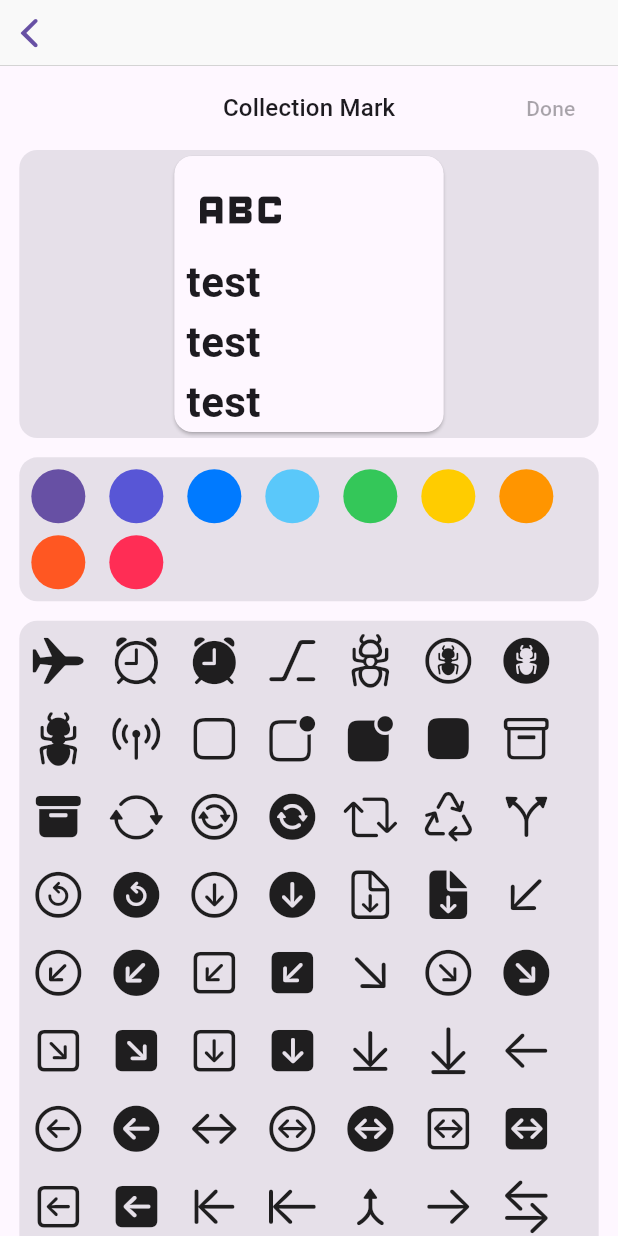
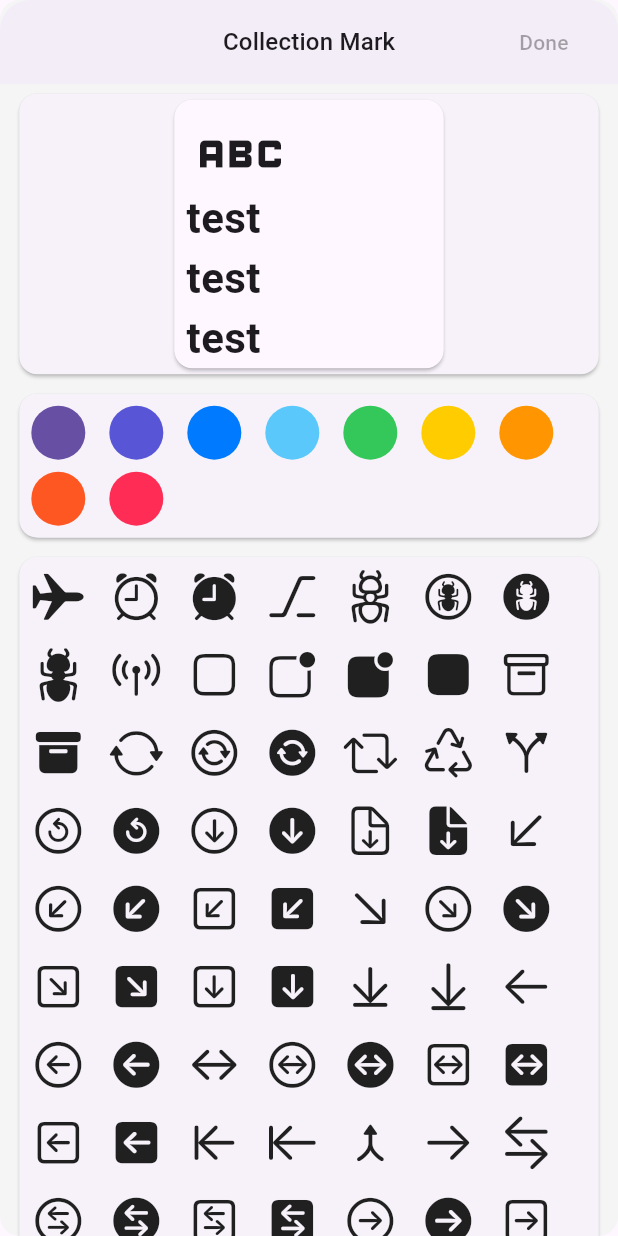
Before and after one commit to cia1099/ai_vocabulary, a Flutter app: the EditFlashcardSheet widget shown alone on an empty page, opened directly, on a phone screen of 412 x 824 dp. Run offline on Flutter 3.47's test engine with Material 3 defaults, Android fonts, the phone set to English and light mode, and no system bars; drawn by our look-alikes of flutter_platform_widgets; our stand-ins replace audioplayers, azlistview, dotted_line, fl_chart, flutter_spinkit, lottie and 2 more; missing offline and left inert: flutter_web_frame, record, sqlite3.

Commit message:
integrated edit collection bottom sheet

```diff
--- a/lib/bottom_sheet/edit_flashcard_sheet.dart
+++ b/lib/bottom_sheet/edit_flashcard_sheet.dart
@@ -23,24 +23,30 @@ class _EditFlashcardSheetState extends State<EditFlashcardSheet> {
     final hPadding = MediaQuery.of(context).size.width / 32;
     final colorScheme = Theme.of(context).colorScheme;
     color = colorScheme.surface.value;
-    return Scaffold(
-      appBar: const CupertinoNavigationBar(),
-      body: Padding(
-        padding: EdgeInsets.symmetric(horizontal: hPadding),
+    return CupertinoPopupSurface(
       child: SafeArea(
-          top: false,
         child: CustomScrollView(
           slivers: [
             SliverAppBar(
                 pinned: true,
                 floating: true,
                 snap: true,
-                  expandedHeight: 200 + kTextTabBarHeight,
+                expandedHeight: 200 + kToolbarHeight,
+                foregroundColor: colorScheme.primary,
+                backgroundColor: Colors.transparent,
                 flexibleSpace: Column(
                   children: [
                     Container(
                         height: kToolbarHeight,
-                          color: colorScheme.surface.withOpacity(.85),
+                        width: double.maxFinite,
+                        decoration: BoxDecoration(
+                            color:
+                                colorScheme.surfaceContainer.withOpacity(.95),
+                            // border: Border(
+                            //     top: BorderSide(color: colorScheme.shadow)),
+                            borderRadius: const BorderRadius.vertical(
+                              top: Radius.circular(kRadialReactionRadius),
+                            )),
                         child: Stack(
                           children: [
                             Center(
@@ -49,7 +55,7 @@ class _EditFlashcardSheetState extends State<EditFlashcardSheet> {
                               style: Theme.of(context).textTheme.titleMedium,
                             )),
                             Align(
-                                alignment: const Alignment(1, 0),
+                              alignment: const Alignment(.9, 0),
                               child: PlatformTextButton(
                                 padding: EdgeInsets.zero,
                                 material: (_, __) => MaterialTextButtonData(
@@ -66,9 +72,11 @@ class _EditFlashcardSheetState extends State<EditFlashcardSheet> {
                     Expanded(
                       child: SizedBox(
                         width: double.maxFinite,
-                          child: Card.filled(
-                            margin: EdgeInsets.zero,
+                        child: Card(
+                          margin: EdgeInsets.symmetric(
+                              horizontal: hPadding, vertical: hPadding / 2),
                           child: FractionallySizedBox(
+                            heightFactor: 1,
                             widthFactor: 200 / hPadding / 32,
                             child: StatefulBuilder(
                               key: cardState,
@@ -88,8 +96,9 @@ class _EditFlashcardSheetState extends State<EditFlashcardSheet> {
                   ],
                 )),
             SliverToBoxAdapter(
-                child: Card.filled(
-                    margin: EdgeInsets.only(top: hPadding),
+              child: Card(
+                  margin: EdgeInsets.symmetric(
+                      horizontal: hPadding, vertical: hPadding / 2),
                   child: Padding(
                       padding: const EdgeInsets.all(8.0),
                       child: Wrap(
@@ -112,8 +121,9 @@ class _EditFlashcardSheetState extends State<EditFlashcardSheet> {
                       ))),
             ),
             SliverToBoxAdapter(
-                child: Card.filled(
-                    margin: EdgeInsets.symmetric(vertical: hPadding),
+              child: Card(
+                  margin: EdgeInsets.symmetric(
+                      horizontal: hPadding, vertical: hPadding / 2),
                   child: Padding(
                       padding: const EdgeInsets.all(8.0),
                       child: Wrap(
@@ -140,7 +150,6 @@ class _EditFlashcardSheetState extends State<EditFlashcardSheet> {
           ],
         ),
       ),
-      ),
     );
   }
 }
--- a/lib/main.dart
+++ b/lib/main.dart
@@ -1,4 +1,3 @@
-import 'package:ai_vocabulary/bottom_sheet/edit_flashcard_sheet.dart';
 import 'package:ai_vocabulary/pages/collection_page.dart';
 import 'package:ai_vocabulary/provider/word_provider.dart';
 import 'package:flutter/cupertino.dart';
@@ -75,8 +74,7 @@ class _MyAppState extends State<MyApp> with AppRoute {
           ],
           onGenerateRoute: generateRoute,
           initialRoute: AppRoute.home,
-          // home: const CollectionPage(),
-          home: const EditFlashcardSheet(),
+          home: const CollectionPage(),
           // home: Builder(builder: (context) {
           //   return PlatformScaffold(
           //     body: Center(
--- a/lib/widgets/flashcard.dart
+++ b/lib/widgets/flashcard.dart
@@ -1,5 +1,6 @@
 import 'dart:math';
 
+import 'package:ai_vocabulary/bottom_sheet/edit_flashcard_sheet.dart';
 import 'package:ai_vocabulary/model/collection_mark.dart';
 import 'package:ai_vocabulary/utils/regex.dart';
 import 'package:flutter/cupertino.dart';
@@ -154,8 +155,14 @@ class _FlashcardState extends State<Flashcard>
           },
           trailingIcon: CupertinoIcons.pen,
           child: const Text('Rename')),
-      const CupertinoContextMenuAction(
-          trailingIcon: CupertinoIcons.ellipsis_circle, child: Text('Edit')),
+      CupertinoContextMenuAction(
+          onPressed: () => showCupertinoModalPopup(
+              context: context,
+              builder: (context) {
+                return const EditFlashcardSheet();
+              }),
+          trailingIcon: CupertinoIcons.ellipsis_circle,
+          child: const Text('Edit')),
       ColoredBox(
           color: colorScheme.surfaceDim,
           child: const PopupMenuDivider(height: kMenuDividerHeight)),
```
Lines whose indentation alone changed are shown as unchanged.
